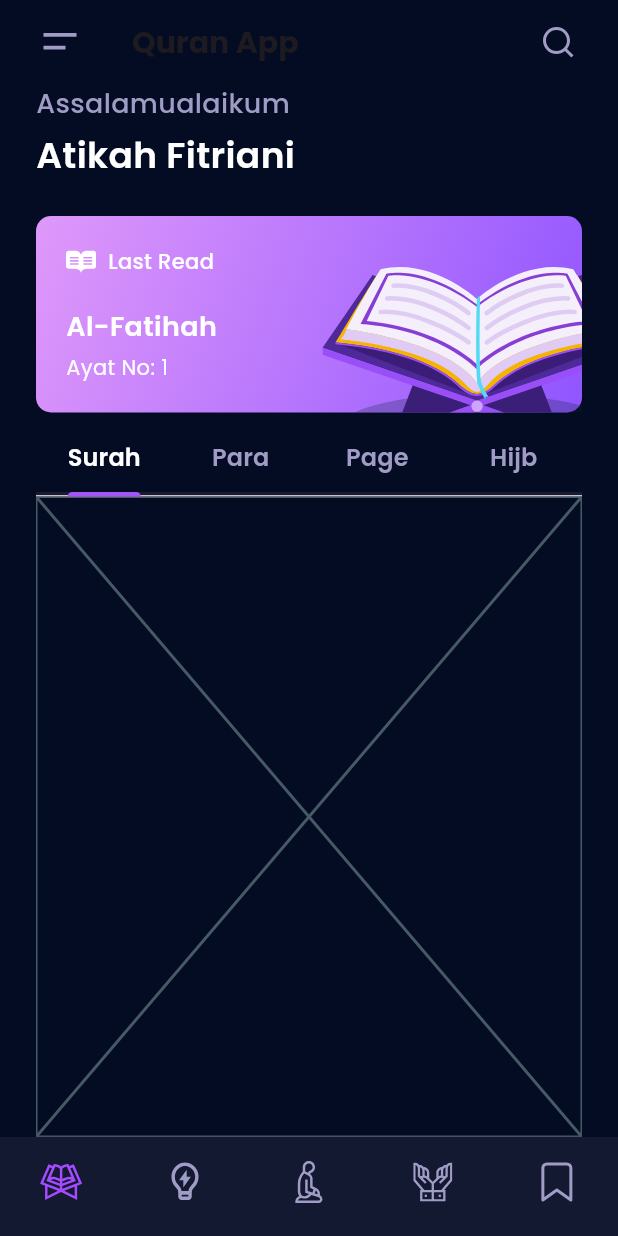
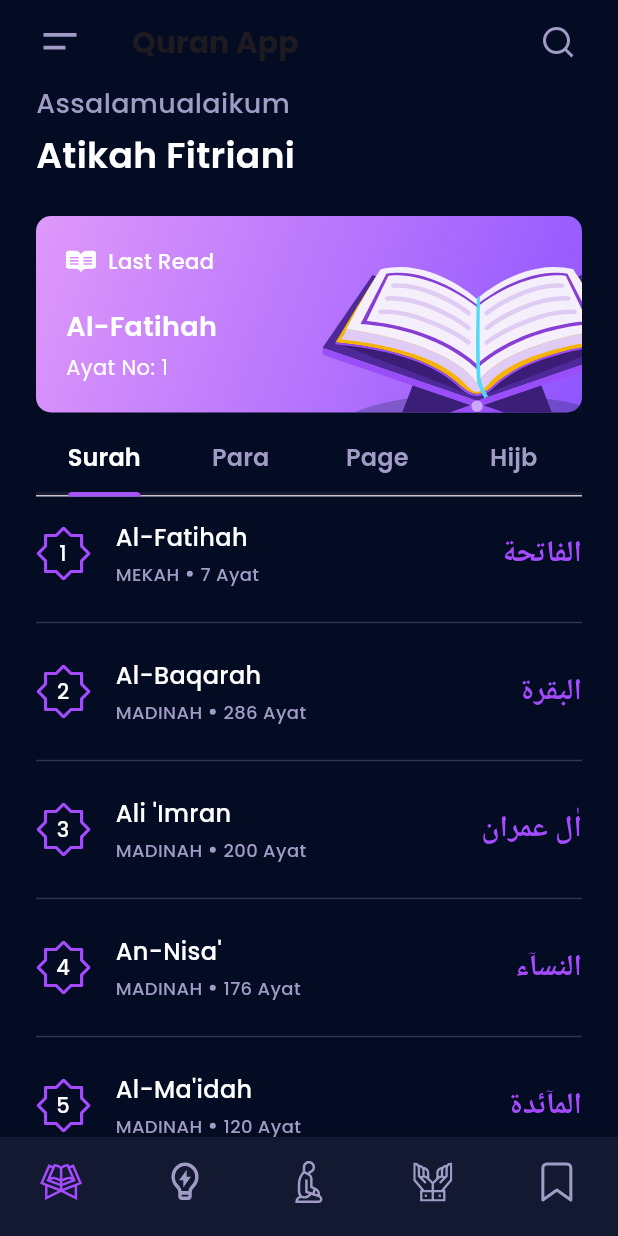
Before and after one commit to atikahfitriani/Qur-an_App, a Flutter app: the screen it shows after launch, after a tap on "Get Started", on a phone screen of 412 x 824 dp. Run offline on Flutter 3.47's test engine with Material 3 defaults, Android fonts, the phone set to English and light mode, and no system bars; our stand-ins replace dio, flutter_svg, google_fonts; network calls fail; Roboto replaces fonts that are missing (Amiri).

Commit message:
progress 3

```diff
--- /dev/null
+++ b/lib/models/ayat.dart
@@ -0,0 +1,35 @@
+class Ayat {
+  Ayat({
+    required this.id,
+    required this.surah,
+    required this.nomor,
+    required this.ar,
+    required this.tr,
+    required this.idn,
+  });
+
+  int id;
+  int surah;
+  int nomor;
+  String ar;
+  String tr;
+  String idn;
+
+  factory Ayat.fromJson(Map<String, dynamic> json) => Ayat(
+        id: json["id"],
+        surah: json["surah"],
+        nomor: json["nomor"],
+        ar: json["ar"],
+        tr: json["tr"],
+        idn: json["idn"],
+      );
+
+  Map<String, dynamic> toJson() => {
+        "id": id,
+        "surah": surah,
+        "nomor": nomor,
+        "ar": ar,
+        "tr": tr,
+        "idn": idn,
+      };
+}
--- /dev/null
+++ b/lib/models/surah.dart
@@ -0,0 +1,81 @@
+// To parse this JSON data, do
+//
+//     final surah = surahFromJson(jsonString);
+
+import 'dart:convert';
+
+import 'package:quran_app/models/ayat.dart';
+
+List<Surah> surahFromJson(String str) =>
+    List<Surah>.from(json.decode(str).map((x) => Surah.fromJson(x)));
+
+String surahToJson(List<Surah> data) =>
+    json.encode(List<dynamic>.from(data.map((x) => x.toJson())));
+
+class Surah {
+  Surah(
+      {required this.nomor,
+      required this.nama,
+      required this.namaLatin,
+      required this.jumlahAyat,
+      required this.tempatTurun,
+      required this.arti,
+      required this.deskripsi,
+      required this.audio,
+      this.ayat});
+
+  int nomor;
+  String nama;
+  String namaLatin;
+  int jumlahAyat;
+  TempatTurun tempatTurun;
+  String arti;
+  String deskripsi;
+  String audio;
+  List<Ayat>? ayat;
+
+  factory Surah.fromJson(Map<String, dynamic> json) => Surah(
+      nomor: json["nomor"],
+      nama: json["nama"],
+      namaLatin: json["nama_latin"],
+      jumlahAyat: json["jumlah_ayat"],
+      tempatTurun: tempatTurunValues.map[json["tempat_turun"]]!,
+      arti: json["arti"],
+      deskripsi: json["deskripsi"],
+      audio: json["audio"],
+      ayat: json.containsKey('ayat')
+          ? List<Ayat>.from(json["ayat"]!.map((x) => Ayat.fromJson(x)))
+          : null);
+
+  Map<String, dynamic> toJson() => {
+        "nomor": nomor,
+        "nama": nama,
+        "nama_latin": namaLatin,
+        "jumlah_ayat": jumlahAyat,
+        "tempat_turun": tempatTurunValues.reverse[tempatTurun],
+        "arti": arti,
+        "deskripsi": deskripsi,
+        "audio": audio,
+        "ayat":
+            ayat != null ? List<dynamic>.from(ayat!.map((e) => e.toJson())) : []
+      };
+}
+
+enum TempatTurun { MEKAH, MADINAH }
+
+final tempatTurunValues =
+    EnumValues({"madinah": TempatTurun.MADINAH, "mekah": TempatTurun.MEKAH});
+
+class EnumValues<T> {
+  Map<String, T> map;
+  late Map<T, String> reverseMap;
+
+  EnumValues(this.map);
+
+  Map<T, String> get reverse {
+    if (reverseMap == null) {
+      reverseMap = map.map((k, v) => new MapEntry(v, k));
+    }
+    return reverseMap;
+  }
+}
--- a/lib/tabs/surah_tab.dart
+++ b/lib/tabs/surah_tab.dart
@@ -1,10 +1,122 @@
 import 'package:flutter/material.dart';
+import 'package:flutter/services.dart';
+import 'package:flutter_svg/svg.dart';
+import 'package:google_fonts/google_fonts.dart';
+import 'package:quran_app/models/surah.dart';
+import 'package:quran_app/screens/detail_screen.dart';
+import 'package:quran_app/screens/globals.dart';
 
 class SurahTab extends StatelessWidget {
   const SurahTab({super.key});
 
+  Future<List<Surah>> _getSurahList() async {
+    String data = await rootBundle.loadString('assets/datas/list-surah.json');
+    return surahFromJson(data);
+  }
+
   @override
   Widget build(BuildContext context) {
-    return const Placeholder();
+    return FutureBuilder<List<Surah>>(
+        future: _getSurahList(),
+        initialData: [],
+        builder: ((context, snapshot) {
+          if (!snapshot.hasData) {
+            return Container();
+          }
+          return ListView.separated(
+              itemBuilder: (context, index) => _surahItem(
+                  context: context, surah: snapshot.data!.elementAt(index)),
+              separatorBuilder: (context, index) =>
+                  Divider(color: const Color(0xFF7B80AD).withOpacity(.35)),
+              itemCount: snapshot.data!.length);
+        }));
   }
+
+  Widget _surahItem({required Surah surah, required BuildContext context}) =>
+      GestureDetector(
+        behavior: HitTestBehavior.opaque,
+        onTap: () {
+          Navigator.of(context).push(MaterialPageRoute(
+              builder: (context) => DetailScreen(
+                    noSurat: surah.nomor,
+                  )));
+        },
+        child: Padding(
+          padding: const EdgeInsets.symmetric(vertical: 16),
+          child: Row(
+            children: [
+              Stack(
+                children: [
+                  SvgPicture.asset('assets/svgs/nomor-surah.svg'),
+                  SizedBox(
+                    height: 36,
+                    width: 36,
+                    child: Center(
+                        child: Text(
+                      "${surah.nomor}",
+                      style: GoogleFonts.poppins(
+                          color: Colors.white, fontWeight: FontWeight.w500),
+                    )),
+                  )
+                ],
+              ),
+              const SizedBox(
+                width: 16,
+              ),
+              Expanded(
+                  child: Column(
+                crossAxisAlignment: CrossAxisAlignment.start,
+                children: [
+                  Text(
+                    surah.namaLatin,
+                    style: GoogleFonts.poppins(
+                        color: Colors.white,
+                        fontWeight: FontWeight.w500,
+                        fontSize: 16),
+                  ),
+                  const SizedBox(
+                    height: 4,
+                  ),
+                  Row(
+                    children: [
+                      Text(
+                        surah.tempatTurun.name,
+                        style: GoogleFonts.poppins(
+                            color: text,
+                            fontWeight: FontWeight.w500,
+                            fontSize: 12),
+                      ),
+                      const SizedBox(
+                        width: 5,
+                      ),
+                      Container(
+                        width: 4,
+                        height: 4,
+                        decoration: BoxDecoration(
+                            borderRadius: BorderRadius.circular(2),
+                            color: text),
+                      ),
+                      const SizedBox(
+                        width: 5,
+                      ),
+                      Text(
+                        "${surah.jumlahAyat} Ayat",
+                        style: GoogleFonts.poppins(
+                            color: text,
+                            fontWeight: FontWeight.w500,
+                            fontSize: 12),
+                      ),
+                    ],
+                  )
+                ],
+              )),
+              Text(
+                surah.nama,
+                style: GoogleFonts.amiri(
+                    color: primary, fontSize: 20, fontWeight: FontWeight.bold),
+              ),
+            ],
+          ),
+        ),
+      );
 }
--- a/pubspec.yaml
+++ b/pubspec.yaml
@@ -37,6 +37,7 @@ dependencies:
   cupertino_icons: ^1.0.8
   google_fonts: ^6.2.1
   flutter_svg: ^2.0.16
+  dio: ^5.7.0
 
 dev_dependencies:
   flutter_test:
@@ -63,6 +64,8 @@ flutter:
   # To add assets to your application, add an assets section, like this:
   assets:
     - assets/svgs/
+    - assets/datas/
+
   #   - images/a_dot_ham.jpeg
 
   # An image asset can refer to one or more resolution-specific "variants", see
```
Also changed, not shown: lib/screens/detail_screen.dart (added, +247 -0 lines), pubspec.lock.
